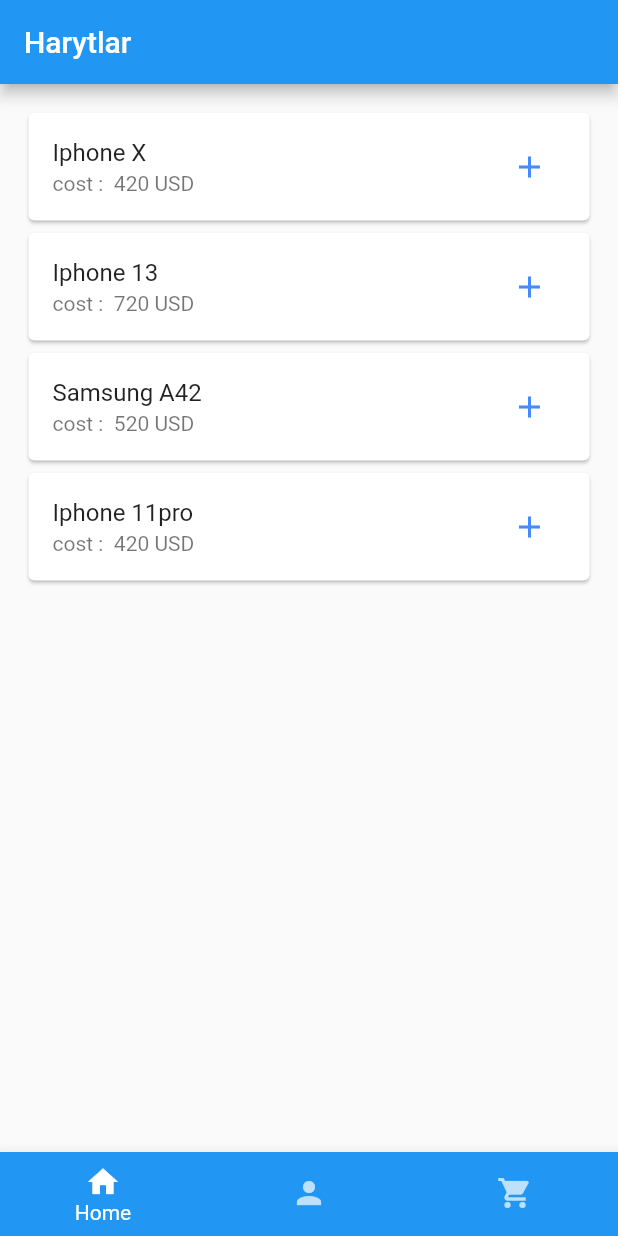
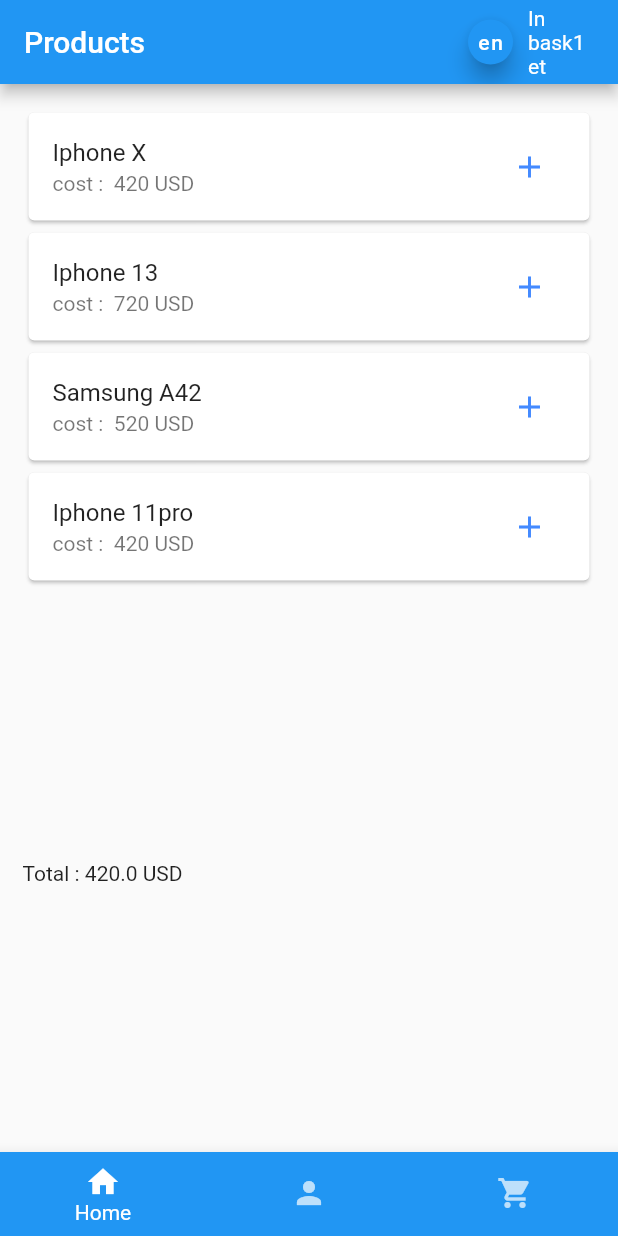
Before and after one commit to sultan0405/shoppingCart, a Flutter app: the screen it shows after launch, after a tap on the "add" icon, on a phone screen of 412 x 824 dp. Run offline on Flutter 3.47's test engine with Material 2 defaults, Android fonts, the phone set to English and light mode, and no system bars; our stand-ins replace easy_localization.

Commit message:
make some changes

```diff
--- /dev/null
+++ b/e_commerce/lib/AppConsts/app_const.dart
@@ -0,0 +1,22 @@
+import 'package:flutter/rendering.dart';
+import 'package:flutter/material.dart';
+
+class AppConstant {
+
+
+
+  static const SUPPORTED_LANGS = [EN_LOCALE, RU_LOCALE];
+  static const TR_LOCALE = Locale("tr", "TR");
+  static const EN_LOCALE = Locale("en", "US");
+  static const RU_LOCALE = Locale("ru", "RU");
+  static const AR_LOCALE = Locale("ar", "RU");
+  static const LANG_PATH = "assets/lang";
+
+
+  void changeLange(){
+    SUPPORTED_LANGS.contains(EN_LOCALE)?
+    SUPPORTED_LANGS.removeWhere((element) => element == EN_LOCALE)
+    : SUPPORTED_LANGS.add(EN_LOCALE);
+  }
+
+}
--- /dev/null
+++ b/e_commerce/lib/init/extension/string_extencion.dart
@@ -0,0 +1,5 @@
+import 'package:easy_localization/easy_localization.dart';
+
+extension StringLocalization on String{
+  String get locale => this.tr();
+}
--- a/e_commerce/lib/main.dart
+++ b/e_commerce/lib/main.dart
@@ -1,21 +1,42 @@
-import 'package:e_commerce/models/store.dart';
-import 'package:e_commerce/views/home.dart';
+import 'package:e_commerce/AppConsts/app_const.dart';
+import 'package:e_commerce/pages/basket/provider/basket_provider.dart';
+import 'package:easy_localization/easy_localization.dart';
 import 'package:flutter/material.dart';
 import 'package:provider/provider.dart';
 
-void main() => runApp(MyApp());
+import 'widgets/bottom_nav/provider/bottom_provider.dart';
+
+Future<void> main()async{
+  WidgetsFlutterBinding.ensureInitialized();
+  await EasyLocalization.ensureInitialized();
+  runApp(EasyLocalization(
+  child: MyApp(),
+  supportedLocales:  AppConstant.SUPPORTED_LANGS,
+  path:AppConstant.LANG_PATH ));
+
+}
 
 class MyApp extends StatelessWidget {
   @override
   Widget build(BuildContext context) {
-    return ChangeNotifierProvider(
-        create: (context) {
-          return StateData();
-        },
-        child: MaterialApp(
+        return   MultiProvider(
+          providers: [
+            ChangeNotifierProvider(
+              create: (_) => ProductProvider(),
+            ),
+            ChangeNotifierProvider(
+              create: (_) => BottomNavProvider(),
+            ),
+
+          ],
+        child:  MaterialApp(
+            locale: context.locale,
+            supportedLocales: context.supportedLocales,
+            localizationsDelegates: context.localizationDelegates,
             title: 'Material App',
             debugShowCheckedModeBanner: false,
-            home: MyEcommerce()));
+            home: MyEcommerce()),
+        );
   }
 }
 
@@ -27,12 +48,31 @@ class MyEcommerce extends StatelessWidget {
   // PROVIDER'A DEGISHLI KOPIRAK TUTORIAL GOR/OKA.
   @override
   Widget build(BuildContext context) {
-    return Consumer<StateData>(builder: (context, data, child) {
+    return Consumer<BottomNavProvider>(builder: (context, data, child) {
       return Scaffold(
-        body: data.screens[data.selectedItem],
-        bottomNavigationBar: BottomNavigationBar(
+        body: IndexedStack(
+          index: data.selectedItem,
+          children: data.screens),
+        bottomNavigationBar: MyBottom(),
+      );
+    });
+  }
+}
+
+class MyBottom extends StatelessWidget {
+  const MyBottom({
+    Key? key,
+  }) : super(key: key);
+
+  @override
+  Widget build(BuildContext context) {
+    var data = Provider.of<BottomNavProvider>(context);
+    return BottomNavigationBar(
+
         currentIndex: data.selectedItem,
+
         onTap: (index) => data.changeRoute(index),
+
         showUnselectedLabels: false,
         backgroundColor: Colors.blue,
         selectedItemColor: Colors.white,
@@ -50,8 +90,6 @@ class MyEcommerce extends StatelessWidget {
             icon: Icon(Icons.shopping_cart),
             label: 'Basket',
           ),
-            ]),
-      );
-    });
+        ]);
   }
 }
--- a/e_commerce/lib/models/harytlar.dart
+++ /dev/null
@@ -1,29 +0,0 @@
-// TODO: AT KOYGAN WAGTYNG KURY INGLIS DILINI ULAN. E.G GOOD/PRODUCT
-
-class Haryt {
-  final String name;
-  final int price;
-  final int id;
-  bool isAdded;
-  bool isSelected;
-
-  Haryt({
-    required this.name,
-    required this.price,
-    required this.id,
-    this.isAdded = false,
-    this.isSelected = false,
-  });
-}
-
-class OnNull {
-  final String title;
-  OnNull({required this.title});
-}
-
-List<Haryt> harytlar = [
-  Haryt(name: "Iphone X", price: 420, id: 1),
-  Haryt(name: "Iphone 13", price: 720, id: 2),
-  Haryt(name: "Samsung A42", price: 520, id: 3),
-  Haryt(name: "Iphone 11pro", price: 420, id: 4),
-];
--- /dev/null
+++ b/e_commerce/lib/models/products.dart
@@ -0,0 +1,24 @@
+// TODO: AT KOYGAN WAGTYNG KURY INGLIS DILINI ULAN. E.G GOOD/PRODUCT
+
+class Product {
+  final String name;
+  final int price;
+  final int id;
+  bool isAdded;
+  bool isSelected;
+
+  Product({
+    required this.name,
+    required this.price,
+    required this.id,
+    this.isAdded = false,
+    this.isSelected = false,
+  });
+}
+
+List<Product> productsDb = [
+  Product(name: "Iphone X", price: 420, id: 1),
+  Product(name: "Iphone 13", price: 720, id: 2),
+  Product(name: "Samsung A42", price: 520, id: 3),
+  Product(name: "Iphone 11pro", price: 420, id: 4),
+];
--- a/e_commerce/lib/models/store.dart
+++ /dev/null
@@ -1,44 +0,0 @@
-import 'package:e_commerce/models/harytlar.dart';
-import 'package:e_commerce/views/account.dart';
-import 'package:e_commerce/views/basket.dart';
-import 'package:e_commerce/views/home.dart';
-import 'package:flutter/material.dart';
-
-// TODO: BIR APP'DE BIRNACE SANY NOTIFIER BOLUP BILADI.
-// SHUNCUN ATLARYNY DOGRY KOYJAK BOL.
-// E.G CART'NIKINI CARTNOTIFIER YADA CARTPROVIDER KOYUP BILASAN.
-class StateData with ChangeNotifier {
-  double _price = 0.0;
-  List<Haryt> sebet = [];
-  List<OnNull> onNull = [
-    // OnNull(title: "Sebet bosh...")
-  ];
-
-  void addItem(Haryt item) {
-    sebet.add(item);
-    _price += item.price;
-    notifyListeners();
-  }
-
-  void selectedHaryt(Haryt item) {
-    item.isSelected = !item.isSelected;
-    notifyListeners();
-  }
-
-  void removeItem(Haryt item) {
-    sebet.removeWhere((e) => e.isSelected == item.isSelected);
-    _price -= item.price;
-    notifyListeners();
-  }
-
-  int get getLenght => onNull.length;
-
-// Screen and routes
-  int selectedItem = 0;
-  final screens = [Home(), Account(), Basket()];
-
-  void changeRoute(int index) {
-    selectedItem = index;
-    notifyListeners();
-  }
-}
--- a/e_commerce/lib/views/basket.dart
+++ b/e_commerce/lib/pages/basket/basket.dart
@@ -1,5 +1,7 @@
-import 'package:e_commerce/models/store.dart';
-import 'package:e_commerce/models/harytlar.dart';
+import 'package:e_commerce/init/locale_keys.g.dart';
+import 'package:e_commerce/pages/basket/provider/basket_provider.dart';
+import 'package:e_commerce/models/products.dart';
+import 'package:e_commerce/widgets/text/locale_text.dart';
 import 'package:flutter/material.dart';
 import 'package:provider/provider.dart';
 
@@ -10,13 +12,27 @@ class Basket extends StatelessWidget {
   Widget build(BuildContext context) {
     return SafeArea(
       child: Scaffold(
-        appBar: AppBar(title: Text("Sebet")),
+        appBar: AppBar(title: LocaleText(text: LocaleKeys.basket_title)),
         body: Padding(
-          padding: EdgeInsets.all(15.0),
-          child: Consumer<StateData>(builder: (context, data, child) {
+          padding:const EdgeInsets.all(15.0),
+          child: Consumer<ProductProvider>(builder: (context, data, child) {
             // TODO: ASHAKDA HALI WIDGET RETURN ATMASDAN ATDI, SHU WIDGETLANI
             // ICHINDA ULANJAK DATALARYNY VARIABLE'LARA KOYUP CYK. SONG ANGSAT BOLADY.
             // E.G var isCartEmpty = data.sebet.isEmpty();
+            int _itemCount = data.basket.length;
+            bool isBasketEmpty = data.basket.isEmpty;
+
+            if (isBasketEmpty) {
+              return Container(
+                width: 500,
+                height: 30,
+                color: Colors.red[300],
+                alignment: Alignment.center,
+                child:  LocaleText(text: LocaleKeys.basket_empty_basket, style: TextStyle(color: Colors.red[400]),)
+                );
+                // Text("Sebet bosh...", style: TextStyle(color: Colors.white),));
+            }
+
 
             // TODO: BERDA INDI CONDITION'LARNY GORIP CYK. HAZY SANI CART'YNGDA 2
             // CONDITION BOLUP BILADI. 1. BOSH 2. BOSH AMAS. HANDLE THEM HERE.
@@ -28,31 +44,26 @@ class Basket extends StatelessWidget {
 
             return ListView.builder(
                 itemCount:
-                    data.sebet.length < 0 ? data.getLenght : data.sebet.length,
+                   _itemCount,
                 itemBuilder: (context, i) {
                   return Card(
                       child:
                           // TODO: BU CONDITION CHECKING'I BERDA ATMAK GARAKMIDI.
                           // WIDGETLANI ARASYNDA LOGIC ULANMALY AMAS. YUKARDA
                           // RETURN'DAN YUKARDA AT NOWY CHECKING ATJAK BOLSANG.
-                          data.sebet.length < 0
-                              ? ListTile(
-                                  title: Text(data.onNull[i].title),
-                                  tileColor: Colors.red[400],
-                                )
-                              : ListTile(
-                                  title: Text(data.sebet[i].name),
+                           ListTile(
+                                  title: Text(data.basket[i].name),
                                   subtitle:
-                                      Text('cost :${data.sebet[i].price} USD'),
+                                      Text('cost :${data.basket[i].price} USD'),
                                   trailing: IconButton(
                                       onPressed: () {
-                                        data.selectedHaryt(data.sebet[i]);
-                                        data.removeItem(Haryt(
-                                            name: data.sebet[i].name,
-                                            price: data.sebet[i].price,
-                                            id: data.sebet[i].id));
+                                        data.selectedProduct(i);
+                                        data.removeItem(Product(
+                                            name: data.basket[i].name,
+                                            price: data.basket[i].price,
+                                            id: data.basket[i].id));
                                       },
-                                      icon: Icon(
+                                      icon:const  Icon(
                                         Icons.delete_forever,
                                         color: Colors.red,
                                       )),
--- /dev/null
+++ b/e_commerce/lib/pages/basket/provider/basket_provider.dart
@@ -0,0 +1,34 @@
+import 'package:e_commerce/models/products.dart';
+import 'package:flutter/material.dart';
+
+// TODO: BIR APP'DE BIRNACE SANY NOTIFIER BOLUP BILADI.
+// SHUNCUN ATLARYNY DOGRY KOYJAK BOL.
+// E.G CART'NIKINI CARTNOTIFIER YADA CARTPROVIDER KOYUP BILASAN.
+class ProductProvider with ChangeNotifier {
+  double _price = 0.0;
+  List<Product> basket = [];
+
+
+  void addItem(Product item) {
+    basket.add(item);
+    _price += item.price;
+    notifyListeners();
+  }
+
+  void selectedProduct(int i) {
+    basket[i].isSelected =! basket[i].isSelected;
+    notifyListeners();
+  }
+
+  void removeItem(Product item) {
+    basket.removeWhere((e) => e.isSelected == !item.isSelected);
+    _price -= item.price;
+    notifyListeners();
+  }
+
+  int get productCount => basket.length;
+
+  double get totalPrice => _price;
+
+
+}
--- /dev/null
+++ b/e_commerce/lib/pages/home/home.dart
@@ -0,0 +1,128 @@
+import 'dart:math';
+
+import 'package:e_commerce/AppConsts/app_const.dart';
+import 'package:e_commerce/init/extension/string_extencion.dart';
+import 'package:e_commerce/init/locale_keys.g.dart';
+import 'package:e_commerce/pages/basket/provider/basket_provider.dart';
+import 'package:e_commerce/models/products.dart';
+import 'package:e_commerce/pages/home/provider/home_provider.dart';
+import 'package:e_commerce/widgets/text/locale_text.dart';
+import 'package:easy_localization/easy_localization.dart';
+import 'package:flutter/material.dart';
+import 'package:provider/provider.dart';
+
+
+
+
+class Home extends StatefulWidget {
+  const Home({Key? key}) : super(key: key);
+
+  @override
+  State<Home> createState() => _HomeState();
+}
+
+class _HomeState extends State<Home> {
+  @override
+  Widget build(BuildContext context) {
+    var data = Provider.of<ProductProvider>(context);
+    return ChangeNotifierProvider(
+      create: (_)=> HomeProvider(),
+        child: SafeArea(
+      child: Scaffold(
+        appBar:AppBar(title: LocaleText(text: LocaleKeys.home_title),
+          actions: [
+            Container(
+              width: 100,
+              height: 40,
+              alignment: Alignment.center,
+              child: Row(
+                children: [
+                    Expanded(
+                      child: FloatingActionButton(
+                        onPressed: (){
+
+                            context.setLocale(AppConstant.SUPPORTED_LANGS[Random().nextInt(AppConstant.SUPPORTED_LANGS.length)]);
+                          },
+                        child: Text(context.locale.languageCode, style: TextStyle(color: Colors.white),)),
+                    ),
+                    SizedBox(width: 10,),
+                   Expanded(child: LocaleText(text: LocaleKeys.home_basket_count)),
+                  Expanded(child: Text("${data.productCount} ")),
+                ],
+              ))
+          ],
+        ),
+        body: HomePage(data: data),
+      )
+    )
+       );
+
+  }
+}
+
+class HomePage extends StatefulWidget {
+  const HomePage({
+    Key? key,
+    required this.data,
+  }) : super(key: key);
+
+  final ProductProvider data;
+
+  @override
+  State<HomePage> createState() => _HomePageState();
+}
+
+class _HomePageState extends State<HomePage> {
+
+
+
+  @override
+  Widget build(BuildContext context) {
+    var productData = Provider.of<HomeProvider>(context);
+
+    // bool isProductListEmpty = productData.products.isEmpty;
+
+    if (productData.errorText.isNotEmpty) {
+      return Center(child: Card(
+        color: Colors.red[600],
+        child: const Padding(
+          padding: EdgeInsets.all(8.0),
+          child: Text('Error : \n Problem with products...', style:  TextStyle(color: Colors.white),),
+        )),);
+    }
+    return productData.isLoading
+    ? Center(child: CircularProgressIndicator(),)
+    : Padding(
+      padding: const EdgeInsets.all(15),
+      child: Column(
+        mainAxisAlignment: MainAxisAlignment.spaceBetween,
+        children: [
+          Expanded(
+            child: ListView.builder(
+              itemCount: productData.products.length,
+              itemBuilder: (context, i){
+                return Card(child:
+                 ListTile(
+                  title: Text(productData.products[i].name),
+                  subtitle: Text('cost :  ${productData.products[i].price} USD'),
+                  trailing: IconButton(onPressed: (){
+                    widget.data.addItem(Product(name: productData.products[i].name, price: productData.products[i].price, id: productData.products[i].id));
+                    },
+                    icon:const  Icon(Icons.add, color: Colors.blueAccent,))
+                  ),
+                  );
+            }),
+          ),
+          Expanded(child: Row(
+            children: [
+               LocaleText(text: LocaleKeys.home_total_price),
+              Text(": ${widget.data.totalPrice} USD"),
+            ],
+          ))
+        ],
+      )
+      );
+  }
+
+
+}
--- /dev/null
+++ b/e_commerce/lib/pages/home/provider/home_provider.dart
@@ -0,0 +1,45 @@
+
+import 'package:e_commerce/models/products.dart';
+import 'package:flutter/material.dart';
+
+class HomeProvider with ChangeNotifier {
+
+bool isLoading = true;
+String errorText = '';
+List<Product> products = [];
+
+HomeProvider(){
+  fetchData();
+}
+
+Future<void> fetchData()async {
+
+  try {
+  await Future.delayed(const Duration(seconds:2), (){
+    for (var i = 0; i < productsDb.length; i++) {
+      products.add(productsDb[i]);
+    }
+  });
+    isLoading = false;
+
+  } catch (e) {
+    print('caught error $e');
+    errorText = e.toString();
+  }
+
+       notifyListeners();
+}
+
+
+
+
+
+
+
+
+
+
+
+
+
+}
--- a/e_commerce/lib/views/home.dart
+++ /dev/null
@@ -1,38 +0,0 @@
-import 'package:e_commerce/models/store.dart';
-import 'package:e_commerce/models/harytlar.dart';
-import 'package:flutter/material.dart';
-import 'package:provider/provider.dart';
-
-
-
-
-class Home extends StatelessWidget {
-  const Home({Key? key}) : super(key: key);
-
-  @override
-  Widget build(BuildContext context) {
-    return SafeArea(
-      child: Scaffold(
-        appBar:AppBar(title: Text('Harytlar'),),
-        body: Padding(
-          padding: EdgeInsets.all(15),
-          child: ListView.builder(
-            itemCount: harytlar.length,
-            itemBuilder: (context, i){
-              return Card(child:Consumer<StateData>(builder: (context, data, child){
-                return ListTile(
-                title: Text('${harytlar[i].name}'),
-                subtitle: Text('cost :  ${harytlar[i].price} USD'),
-                trailing: IconButton(onPressed: (){
-                  data.addItem(Haryt(name: harytlar[i].name, price: harytlar[i].price, id: harytlar[i].id));
-                  },
-                  icon: Icon(Icons.add, color: Colors.blueAccent,))
-                );
-              })
-                );
-          })
-          ),
-      )
-    );
-  }
-}
--- /dev/null
+++ b/e_commerce/lib/widgets/bottom_nav/bottom_nav.dart
@@ -0,0 +1,40 @@
+import 'package:flutter/material.dart';
+import 'package:provider/provider.dart';
+
+import 'provider/bottom_provider.dart';
+
+
+
+class MyBottom extends StatelessWidget {
+  const MyBottom({
+    Key? key,
+  }) : super(key: key);
+
+  @override
+  Widget build(BuildContext context) {
+    return Consumer<BottomNavProvider>(builder: (context, data, child){
+      return BottomNavigationBar(
+        currentIndex: data.selectedItem,
+        onTap: (index) => data.changeRoute(index),
+        showUnselectedLabels: false,
+        backgroundColor: Colors.blue,
+        selectedItemColor: Colors.white,
+        unselectedItemColor: Colors.white70,
+        items: const [
+          BottomNavigationBarItem(
+            icon: Icon(Icons.home),
+            label: 'Home',
+          ),
+          BottomNavigationBarItem(
+            icon: Icon(Icons.person),
+            label: 'Account',
+          ),
+          BottomNavigationBarItem(
+            icon: Icon(Icons.shopping_cart),
+            label: 'Basket',
+          ),
+        ]
+        );
+    });
+  }
+}
--- /dev/null
+++ b/e_commerce/lib/widgets/bottom_nav/provider/bottom_provider.dart
@@ -0,0 +1,14 @@
+import 'package:e_commerce/pages/account/account.dart';
+import 'package:e_commerce/pages/basket/basket.dart';
+import 'package:e_commerce/pages/home/home.dart';
+import 'package:flutter/cupertino.dart';
+
+
+class BottomNavProvider with ChangeNotifier{
+int selectedItem = 0;
+  final screens = [Home(), Account(), Basket()];
+  void changeRoute(int index) {
+    selectedItem = index;
+    notifyListeners();
+  }
+}
--- /dev/null
+++ b/e_commerce/lib/widgets/text/locale_text.dart
@@ -0,0 +1,18 @@
+import 'package:easy_localization/easy_localization.dart';
+import 'package:flutter/material.dart';
+import 'package:e_commerce/init/extension/string_extencion.dart';
+
+
+
+class LocaleText extends StatelessWidget {
+
+  final String text;
+  TextStyle? style;
+   LocaleText({Key? key, required this.text, this.style}) : super(key: key);
+
+  @override
+  Widget build(BuildContext context) {
+
+    return Text(text.locale, style: style,);
+  }
+}
```
Also changed, not shown: e_commerce/assets/lang/en-US.json (added, +11 -0 lines), e_commerce/assets/lang/ru-RU.json (added, +11 -0 lines), e_commerce/pubspec.yaml (+6 -2 lines), e_commerce/lib/init/locale_keys.g.dart (added), e_commerce/lib/pages/account/account.dart (renamed from e_commerce/lib/views/account.dart), e_commerce/pubspec.lock, 1 other file. Lines whose indentation alone changed are shown as unchanged.
